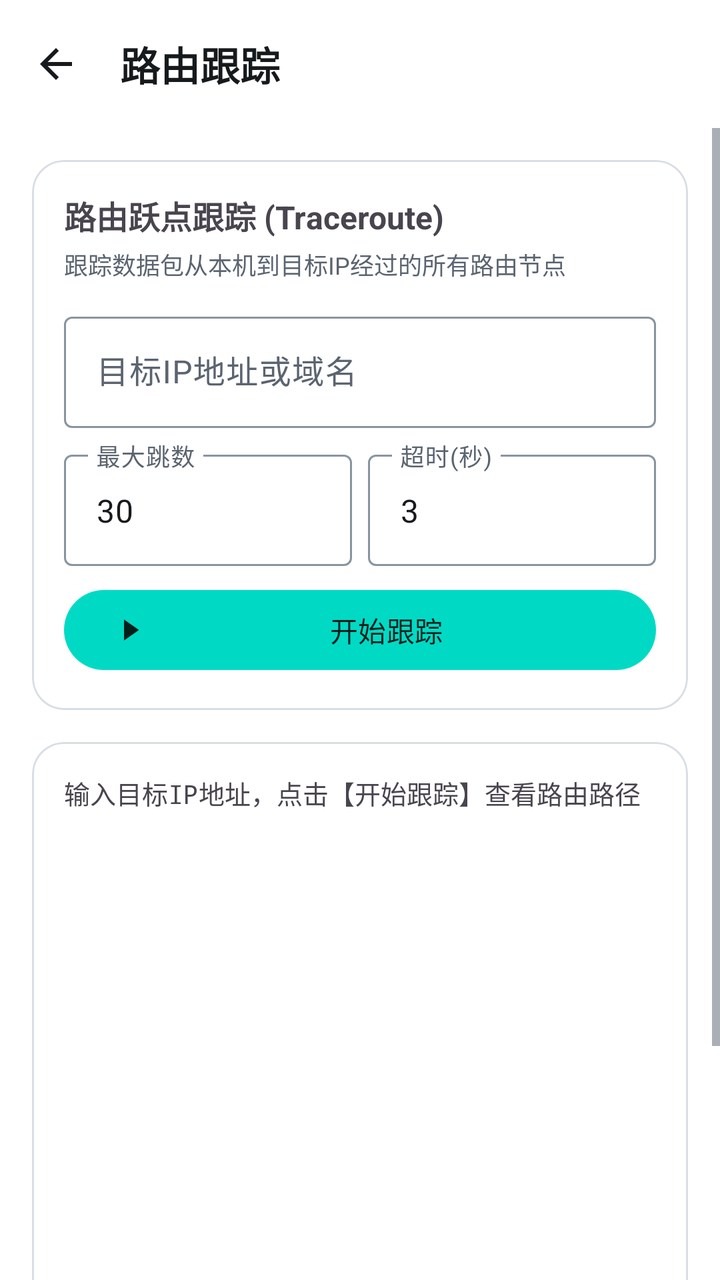
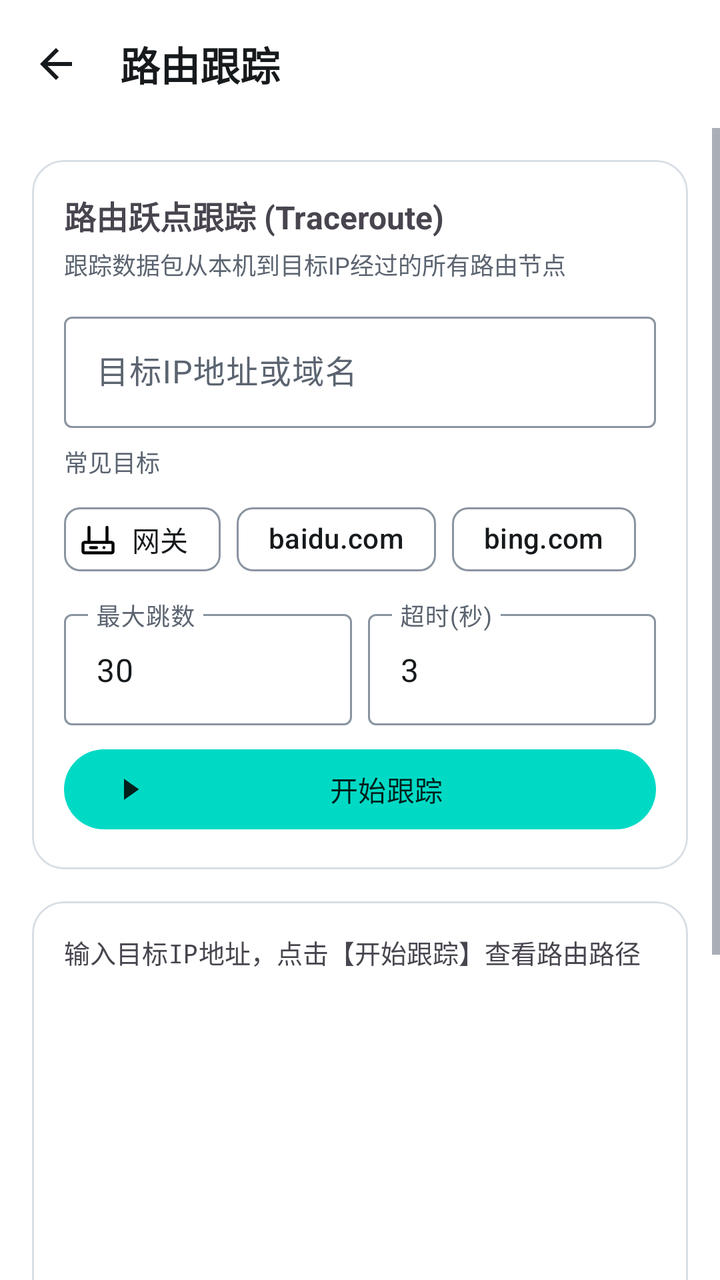

Two renders of the same Android screen: before a commit and after it. Below are the layout's source before the change and the commit's diff.
<!-- AndroidManifest.xml: application theme Theme.NetworkTool -->
<!-- res/layout/activity_traceroute.xml -->
<?xml version="1.0" encoding="utf-8"?>
<LinearLayout xmlns:android="http://schemas.android.com/apk/res/android"
    xmlns:app="http://schemas.android.com/apk/res-auto"
    android:layout_width="match_parent"
    android:layout_height="match_parent"
    android:orientation="vertical"
    android:fitsSystemWindows="true"
    android:background="?attr/colorSurface">

    <com.google.android.material.appbar.MaterialToolbar
        android:id="@+id/toolbar"
        android:layout_width="match_parent"
        android:layout_height="wrap_content"
        android:elevation="0dp"
        app:title="路由跟踪"
        app:titleTextColor="?attr/colorOnSurface"
        app:navigationIconTint="?attr/colorOnSurface"
        app:navigationIcon="@drawable/ic_arrow_back" />

    <ScrollView
        android:layout_width="match_parent"
        android:layout_height="match_parent"
        android:fillViewport="true">

        <LinearLayout
            android:layout_width="match_parent"
            android:layout_height="wrap_content"
            android:orientation="vertical"
            android:padding="16dp">

            <com.google.android.material.card.MaterialCardView
                android:id="@+id/formCard"
                android:layout_width="match_parent"
                android:layout_height="wrap_content"
                android:layout_marginBottom="16dp"
                app:cardCornerRadius="@dimen/card_corner"
                app:cardElevation="0dp">

                <LinearLayout
                    android:layout_width="match_parent"
                    android:layout_height="wrap_content"
                    android:orientation="vertical"
                    android:padding="16dp">

                    <TextView
                        android:layout_width="match_parent"
                        android:layout_height="wrap_content"
                        android:text="路由跃点跟踪 (Traceroute)"
                        android:textSize="16sp"
                        android:textStyle="bold"
                        android:layout_marginBottom="4dp" />

                    <TextView
                        android:layout_width="match_parent"
                        android:layout_height="wrap_content"
                        android:text="跟踪数据包从本机到目标IP经过的所有路由节点"
                        android:textColor="?attr/colorOnSurfaceVariant"
                        android:textSize="12sp"
                        android:layout_marginBottom="12dp" />

                    <com.google.android.material.textfield.TextInputLayout
                        android:layout_width="match_parent"
                        android:layout_height="wrap_content"
                        android:layout_marginBottom="8dp"
                        android:hint="目标IP地址或域名"
                        style="@style/Widget.Material3.TextInputLayout.OutlinedBox">

                        <com.google.android.material.textfield.TextInputEditText
                            android:id="@+id/ipEditText"
                            android:layout_width="match_parent"
                            android:layout_height="wrap_content"
                            android:inputType="text"
                            android:singleLine="true" />
                    </com.google.android.material.textfield.TextInputLayout>

                    <LinearLayout
                        android:layout_width="match_parent"
                        android:layout_height="wrap_content"
                        android:orientation="horizontal">

                        <com.google.android.material.textfield.TextInputLayout
                            android:layout_width="0dp"
                            android:layout_height="wrap_content"
                            android:layout_weight="1"
                            android:layout_marginEnd="8dp"
                            android:hint="最大跳数"
                            style="@style/Widget.Material3.TextInputLayout.OutlinedBox">

                            <com.google.android.material.textfield.TextInputEditText
                                android:id="@+id/maxHopsEditText"
                                android:layout_width="match_parent"
                                android:layout_height="wrap_content"
                                android:inputType="number"
                                android:text="30" />
                        </com.google.android.material.textfield.TextInputLayout>

                        <com.google.android.material.textfield.TextInputLayout
                            android:layout_width="0dp"
                            android:layout_height="wrap_content"
                            android:layout_weight="1"
                            android:hint="超时(秒)"
                            style="@style/Widget.Material3.TextInputLayout.OutlinedBox">

                            <com.google.android.material.textfield.TextInputEditText
                                android:id="@+id/timeoutEditText"
                                android:layout_width="match_parent"
                                android:layout_height="wrap_content"
                                android:inputType="number"
                                android:text="3" />
                        </com.google.android.material.textfield.TextInputLayout>
                    </LinearLayout>

                    <com.google.android.material.button.MaterialButton
                        android:id="@+id/startButton"
                        android:layout_width="match_parent"
                        android:layout_height="wrap_content"
                        android:layout_marginTop="8dp"
                        android:text="开始跟踪"
                        app:icon="@drawable/ic_play" />

                </LinearLayout>
            </com.google.android.material.card.MaterialCardView>

            
            <ProgressBar
                android:id="@+id/progressBar"
                android:layout_width="wrap_content"
                android:layout_height="wrap_content"
                android:layout_gravity="center"
                android:layout_marginBottom="8dp"
                android:visibility="gone" />

            
            <com.google.android.material.card.MaterialCardView
                android:id="@+id/resultCard"
                android:layout_width="match_parent"
                android:layout_height="wrap_content"
                app:cardCornerRadius="@dimen/card_corner"
                app:cardElevation="0dp">

                <ScrollView
                    android:layout_width="match_parent"
                    android:layout_height="400dp">

                    <TextView
                        android:id="@+id/resultTextView"
                        android:layout_width="match_parent"
                        android:layout_height="wrap_content"
                        android:padding="16dp"
                        android:textSize="13sp"
                        android:fontFamily="monospace"
                        android:textIsSelectable="true"
                        android:text="输入目标IP地址，点击【开始跟踪】查看路由路径" />
                </ScrollView>
            </com.google.android.material.card.MaterialCardView>

        </LinearLayout>
    </ScrollView>
</LinearLayout>
<!-- resources referenced by this layout -->
<resources>
  <dimen name="card_corner">16dp</dimen>
  <!-- drawable ic_arrow_back (drawable) -->
  <vector xmlns:android="http://schemas.android.com/apk/res/android"
      android:width="24dp"
      android:height="24dp"
      android:viewportWidth="24"
      android:viewportHeight="24"
      android:tint="?attr/colorOnSurface">
      <path
          android:fillColor="@android:color/white"
          android:pathData="M20,11H7.83l5.59,-5.59L12,4l-8,8 8,8 1.41,-1.41L7.83,13H20v-2z"/>
  </vector>
  <!-- drawable ic_play (drawable) -->
  <?xml version="1.0" encoding="utf-8"?>
  <vector xmlns:android="http://schemas.android.com/apk/res/android"
      android:width="24dp"
      android:height="24dp"
      android:viewportWidth="24"
      android:viewportHeight="24">
      <path
          android:pathData="M8 5l10 7-10 7z"
          android:fillColor="#FF000000" />
  </vector>
  <color name="colorPrimary">#00DAC5</color>
  <color name="colorPrimaryDark">#00B5A1</color>
  <color name="colorAccent">#00DAC5</color>
  <color name="colorOnPrimary">#00201C</color>
  <color name="colorPrimaryContainer">#B8FFF7</color>
  <color name="colorOnPrimaryContainer">#00201C</color>
  <color name="colorBackground">#F6F8FA</color>
  <color name="colorSurface">#FFFFFF</color>
  <color name="colorOnSurface">#171A1C</color>
  <color name="colorOnBackground">#171A1C</color>
  <color name="colorSurfaceContainer">#EEF2F5</color>
  <color name="textSecondary">#5B6470</color>
  <color name="colorOutline">#8A94A0</color>
  <color name="colorOutlineVariant">#D8DEE5</color>
  <color name="textPrimary">#171A1C</color>
  <style name="Widget.NetworkTool.Toolbar" parent="Widget.Material3.Toolbar">
          <item name="android:background">@android:color/transparent</item>
          <item name="android:elevation">0dp</item>
          <item name="titleTextColor">?attr/colorOnSurface</item>
          <item name="titleTextAppearance">@style/TextAppearance.NetworkTool.ToolbarTitle</item>
          <item name="subtitleTextColor">?attr/colorOnSurfaceVariant</item>
          <item name="navigationIconTint">?attr/colorOnSurface</item>
      </style>
  <style name="Widget.NetworkTool.Button" parent="Widget.Material3.Button">
          <item name="android:elevation">0dp</item>
          <item name="android:stateListAnimator">@null</item>
      </style>
  <style name="TextAppearance.NetworkTool.ToolbarTitle" parent="TextAppearance.Material3.TitleLarge">
          <item name="android:textSize">20sp</item>
          <item name="android:textStyle">bold</item>
          <item name="android:textColor">?attr/colorOnSurface</item>
      </style>
  <!-- unchanged entries left out for length: 1 -->
</resources>

<!-- the commit's change to res/layout/activity_traceroute.xml (unified diff, before → after) -->
@@ -73,6 +73,46 @@
                             android:singleLine="true" />
                     </com.google.android.material.textfield.TextInputLayout>
 
+                    <TextView
+                        android:layout_width="match_parent"
+                        android:layout_height="wrap_content"
+                        android:layout_marginBottom="6dp"
+                        android:text="常见目标"
+                        android:textColor="?attr/colorOnSurfaceVariant"
+                        android:textSize="12sp" />
+
+                    <com.google.android.material.chip.ChipGroup
+                        android:id="@+id/hostChipGroup"
+                        android:layout_width="match_parent"
+                        android:layout_height="wrap_content"
+                        android:layout_marginBottom="8dp"
+                        app:chipSpacingHorizontal="8dp"
+                        app:singleLine="true">
+
+                        <com.google.android.material.chip.Chip
+                            android:id="@+id/chipGateway"
+                            style="@style/Widget.Material3.Chip.Assist"
+                            android:layout_width="wrap_content"
+                            android:layout_height="wrap_content"
+                            android:text="网关"
+                            app:chipIcon="@drawable/ic_router" />
+
+                        <com.google.android.material.chip.Chip
+                            android:id="@+id/chipBaidu"
+                            style="@style/Widget.Material3.Chip.Assist"
+                            android:layout_width="wrap_content"
+                            android:layout_height="wrap_content"
+                            android:text="baidu.com" />
+
+                        <com.google.android.material.chip.Chip
+                            android:id="@+id/chipBing"
+                            style="@style/Widget.Material3.Chip.Assist"
+                            android:layout_width="wrap_content"
+                            android:layout_height="wrap_content"
+                            android:text="bing.com" />
+
+                    </com.google.android.material.chip.ChipGroup>
+
                     <LinearLayout
                         android:layout_width="match_parent"
                         android:layout_height="wrap_content"
@@ -122,13 +162,17 @@
             </com.google.android.material.card.MaterialCardView>
 
             
-            <ProgressBar
+            <com.google.android.material.progressindicator.LinearProgressIndicator
                 android:id="@+id/progressBar"
-                android:layout_width="wrap_content"
+                android:layout_width="match_parent"
                 android:layout_height="wrap_content"
-                android:layout_gravity="center"
                 android:layout_marginBottom="8dp"
-                android:visibility="gone" />
+                android:indeterminate="true"
+                android:visibility="gone"
+                app:indicatorColor="?attr/colorPrimary"
+                app:trackColor="?attr/colorSurfaceVariant"
+                app:trackCornerRadius="2dp"
+                app:trackThickness="4dp" />
 
             
             <com.google.android.material.card.MaterialCardView
<!-- resource entries referenced after the edit -->
@@ -22,6 +22,35 @@
       <path
           android:pathData="M8 5l10 7-10 7z"
           android:fillColor="#FF000000" />
+  </vector>
+  <!-- drawable ic_router (drawable) -->
+  <?xml version="1.0" encoding="utf-8"?>
+  <vector xmlns:android="http://schemas.android.com/apk/res/android"
+      android:width="48dp"
+      android:height="48dp"
+      android:viewportWidth="48"
+      android:viewportHeight="48">
+      <path
+          android:pathData="M6.0,28.0 h36.0 a2.0,2.0 0 0,1 2.0,2.0 v10.0 a2.0,2.0 0 0,1 -2.0,2.0 h-36.0 a2.0,2.0 0 0,1 -2.0,-2.0 v-10.0 a2.0,2.0 0 0,1 2.0,-2.0 Z"
+          android:strokeColor="#FF000000"
+          android:strokeWidth="4"
+          android:strokeLineCap="round"
+          android:strokeLineJoin="round" />
+      <path
+          android:pathData="M14 35h8"
+          android:strokeColor="#FF000000"
+          android:strokeWidth="4"
+          android:strokeLineCap="round"
+          android:strokeLineJoin="round" />
+      <path
+          android:pathData="M32.0,33.0 h0.0 a2.0,2.0 0 0,1 2.0,2.0 v0.0 a2.0,2.0 0 0,1 -2.0,2.0 h-0.0 a2.0,2.0 0 0,1 -2.0,-2.0 v-0.0 a2.0,2.0 0 0,1 2.0,-2.0 Z"
+          android:fillColor="#FF000000" />
+      <path
+          android:pathData="M12 28V8m24 20V8"
+          android:strokeColor="#FF000000"
+          android:strokeWidth="4"
+          android:strokeLineCap="round"
+          android:strokeLineJoin="round" />
   </vector>
   <color name="colorPrimary">#00DAC5</color>
   <color name="colorPrimaryDark">#00B5A1</color>
